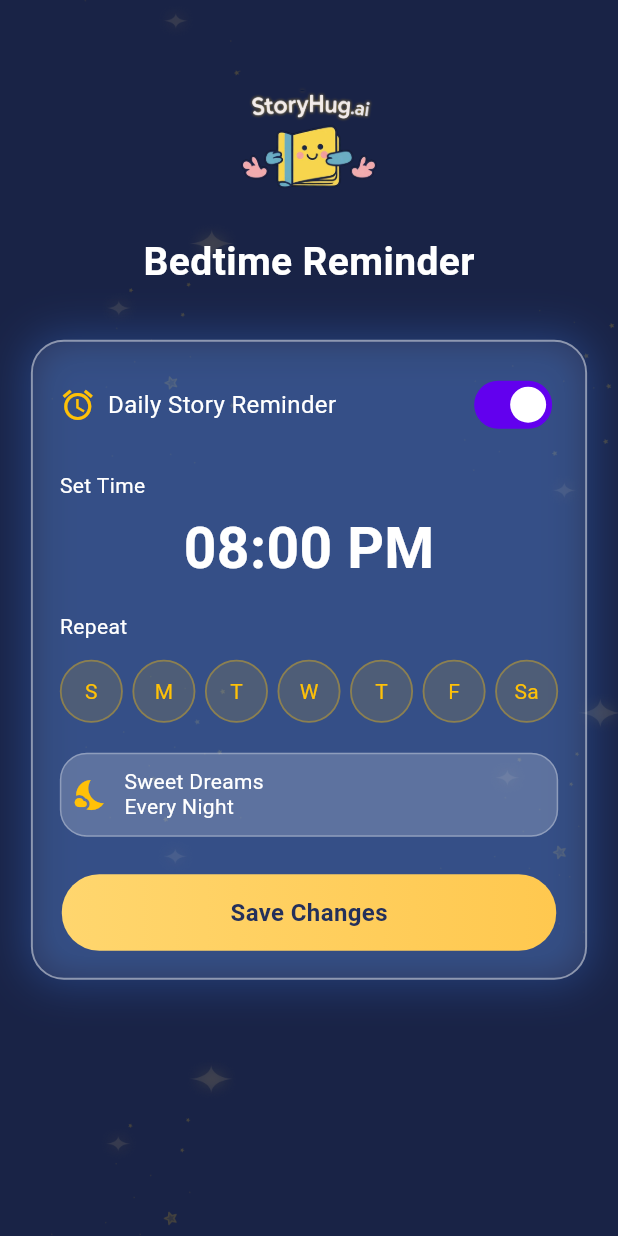
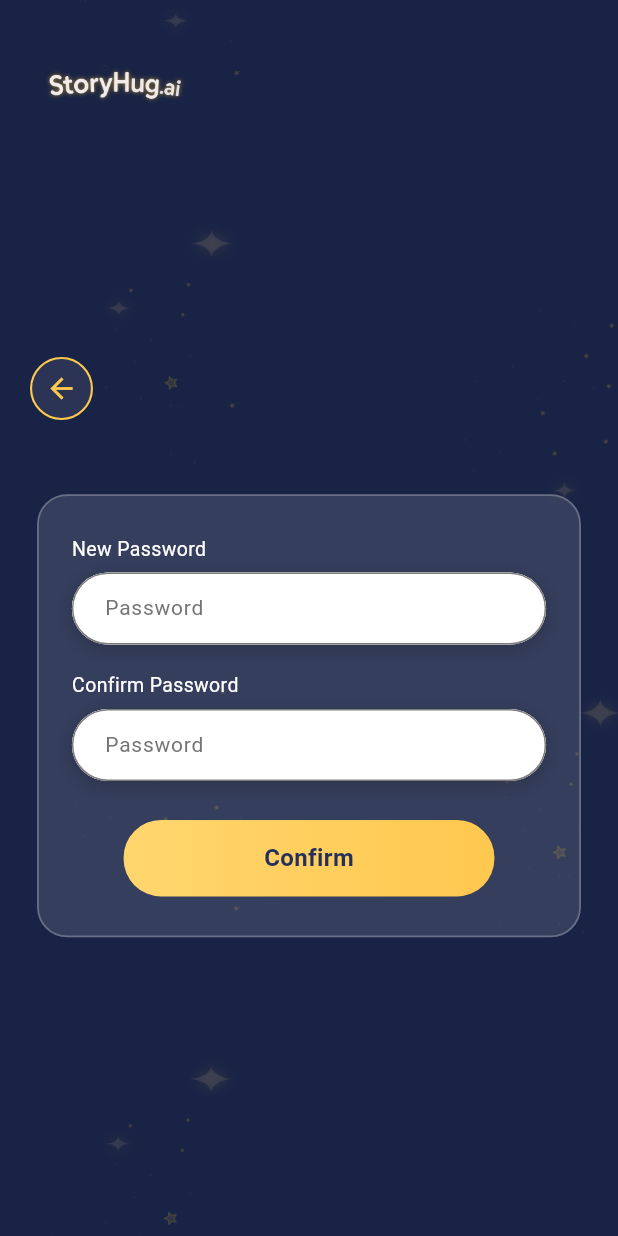
Before and after one commit to Vikranth1831/story_hug, a Flutter app: the screen it shows after launch, on a phone screen of 412 x 824 dp. Run offline on Flutter 3.47's test engine with Material 3 defaults, Android fonts, the phone set to English and light mode, and no system bars; our stand-ins replace connectivity_plus, dio, dotted_border, equatable, firebase_core, firebase_crashlytics and 8 more; accounts and stored records are empty; Roboto replaces fonts that are missing (Arial Rounded MT Bold, segeo); project files that could hold a hidden picture were left out.

Commit message:
commit 21/11/25 at 08:58 PM

```diff
--- a/lib/app_routes/router.dart
+++ b/lib/app_routes/router.dart
@@ -6,6 +6,7 @@ import 'package:flutter/cupertino.dart';
 import 'package:flutter/material.dart';
 import 'package:flutter_bloc/flutter_bloc.dart';
 import 'package:go_router/go_router.dart';
+import 'package:story_hug/pages/Passwordchange/passwordchange.dart';
 import 'package:story_hug/pages/Reminder/reminders.dart';
 import 'package:story_hug/pages/creating_profile_for_kids/entering_fields.dart';
 import 'package:story_hug/pages/creating_profile_for_kids/manage_kids.dart';
@@ -46,8 +47,8 @@ final GoRouter appRouter = GoRouter(
   routes: [
 
     GoRoute(
-      path: '/iuib',
-      path: '/',
+
+      path: '/homepage',
       pageBuilder: (context, state) {
         return buildSlideTransitionPage(HomePage(), state);
       },
@@ -56,13 +57,6 @@ final GoRouter appRouter = GoRouter(
       path: '/select',
       pageBuilder: (context, state) {
         return buildSlideTransitionPage(SelectedCardView(), state);
-      },
-    ),
-    GoRoute(
-      path: '/view_card',
-      path: '/',
-      pageBuilder: (context, state) {
-        return buildSlideTransitionPage(StartRecordingVoice(), state);
       },
     ),
     GoRoute(
@@ -127,9 +121,15 @@ final GoRouter appRouter = GoRouter(
       },
     ),
     GoRoute(
+      path: '/reminders',
+      pageBuilder: (context, state) {
+        return buildSlideTransitionPage(RemindersPage(), state);
+      },
+    ),
+    GoRoute(
       path: '/',
       pageBuilder: (context, state) {
-        return buildSlideTransitionPage(RemindersPage(), state);
+        return buildSlideTransitionPage(Passwordchange(), state);
       },
     ),
 ],
--- /dev/null
+++ b/lib/pages/Passwordchange/passwordchange.dart
@@ -0,0 +1,204 @@
+import 'dart:ui';
+import 'package:flutter/material.dart';
+
+class Passwordchange extends StatefulWidget {
+  const Passwordchange({super.key});
+
+  @override
+  State<Passwordchange> createState() => _PasswordchangeState();
+}
+
+class _PasswordchangeState extends State<Passwordchange> {
+  final TextEditingController newPass = TextEditingController();
+  final TextEditingController confirmPass = TextEditingController();
+
+  @override
+  Widget build(BuildContext context) {
+    final h = MediaQuery.of(context).size.height;
+    final w = MediaQuery.of(context).size.width;
+
+    return Scaffold(
+      resizeToAvoidBottomInset: true,
+
+      body: SafeArea(
+        top: false,
+        child: SingleChildScrollView(
+          reverse: true,              // prevents overflow on keyboard
+          child: Container(
+            width: double.infinity,
+            height: MediaQuery.of(context).size.height,
+
+            decoration: const BoxDecoration(
+              image: DecorationImage(
+                image: AssetImage("assets/images/bgimage.png"),
+                fit: BoxFit.cover,
+              ),
+            ),
+
+            child: Column(
+              children: [
+                SizedBox(height: h * 0.05),
+
+                // ⭐ LOGO
+                Padding(
+                  padding: const EdgeInsets.only(left: 20),
+                  child: Align(
+                    alignment: Alignment.centerLeft,
+                    child: Image.asset(
+                      "assets/images/logo.png",
+                      height: 32,
+                    ),
+                  ),
+                ),
+
+                SizedBox(height: h * 0.20),
+
+                // ⭐ BACK BUTTON
+                Padding(
+                  padding: const EdgeInsets.only(left: 20),
+                  child: Align(
+                    alignment: Alignment.centerLeft,
+                    child: Container(
+                      height: 42,
+                      width: 42,
+                      decoration: BoxDecoration(
+                        shape: BoxShape.circle,
+                        color: Colors.white.withOpacity(0.08),
+                        border: Border.all(
+                          color: Color(0xFFFFC84F),
+                          width: 1.4,
+                        ),
+                      ),
+                      child: Icon(
+                        Icons.arrow_back,
+                        color: Color(0xFFFFC84F),
+                        size: 22,
+                      ),
+                    ),
+                  ),
+                ),
+
+                SizedBox(height: h * 0.06),
+
+                // ⭐ MAIN CARD
+                Container(
+                  width: w * 0.88,
+                  padding: const EdgeInsets.symmetric(horizontal: 22, vertical: 26),
+                  decoration: BoxDecoration(
+                    color: Colors.white.withOpacity(0.12),
+                    borderRadius: BorderRadius.circular(20),
+                    border: Border.all(
+                      color: Colors.white.withOpacity(0.25),
+                      width: 1.2,
+                    ),
+                  ),
+
+                  child: Column(
+                    crossAxisAlignment: CrossAxisAlignment.start,
+                    children: [
+                      const Text(
+                        "New Password",
+                        style: TextStyle(
+                          color: Colors.white,
+                          fontSize: 13,
+                          fontWeight: FontWeight.w400,
+                        ),
+                      ),
+                      SizedBox(height: 6),
+
+                      _textField(newPass),
+
+                      SizedBox(height: 18),
+
+                      const Text(
+                        "Confirm Password",
+                        style: TextStyle(
+                          color: Colors.white,
+                          fontSize: 13,
+                          fontWeight: FontWeight.w400,
+                        ),
+                      ),
+                      SizedBox(height: 6),
+
+                      _textField(confirmPass),
+
+                      SizedBox(height: 26),
+
+                      Center(
+                        child: Container(
+                          width: w * 0.60,
+                          padding: const EdgeInsets.symmetric(vertical: 14),
+                          decoration: BoxDecoration(
+                            borderRadius: BorderRadius.circular(25),
+                            gradient: const LinearGradient(
+                              colors: [
+                                Color(0xFFFFD66E),
+                                Color(0xFFFFC84F),
+                              ],
+                            ),
+                          ),
+                          child: const Center(
+                            child: Text(
+                              "Confirm",
+                              style: TextStyle(
+                                color: Color(0xFF24305B),
+                                fontSize: 16,
+                                fontWeight: FontWeight.bold,
+                              ),
+                            ),
+                          ),
+                        ),
+                      ),
+                    ],
+                  ),
+                ),
+              ],
+            ),
+          ),
+        ),
+      ),
+    );
+  }
+
+  // ⭐ PERFECT WHITE TEXTFIELD
+  Widget _textField(TextEditingController controller) {
+    return Container(
+      height: 48,
+      decoration: BoxDecoration(
+        color: Colors.white, // FULL WHITE BG
+        borderRadius: BorderRadius.circular(26),
+        boxShadow: [
+          BoxShadow(
+            color: Colors.black.withOpacity(0.20),
+            blurRadius: 10,
+            offset: Offset(0, 3),
+          ),
+        ],
+      ),
+      child: TextField(
+        controller: controller,
+        obscureText: true,
+        style: const TextStyle(
+          color: Colors.black,     // TEXT COLOR BLACK (correct)
+          fontSize: 14,
+        ),
+
+        decoration: InputDecoration(
+          filled: true,                 // VERY IMPORTANT
+          fillColor: Colors.white,      // PURE WHITE FILL
+          hintText: "Password",
+          hintStyle: TextStyle(
+            color: Colors.grey.shade600,
+            fontSize: 14,
+          ),
+          border: OutlineInputBorder(
+            borderRadius: BorderRadius.circular(26),
+            borderSide: BorderSide.none,
+          ),
+          contentPadding:
+          const EdgeInsets.symmetric(horizontal: 18, vertical: 12),
+        ),
+      ),
+    );
+  }
+}
--- a/lib/pages/Reminder/reminders.dart
+++ b/lib/pages/Reminder/reminders.dart
@@ -23,188 +23,204 @@ class _RemindersPageState extends State<RemindersPage> {
       body: Container(
         width: double.infinity,
         height: double.infinity,
-
         decoration: const BoxDecoration(
           image: DecorationImage(
             image: AssetImage("assets/images/bgimage.png"),
             fit: BoxFit.cover,
           ),
         ),
-
         child: SingleChildScrollView(
           child: Column(
             children: [
               SizedBox(height: h * 0.07),
 
-              // ⭐ StoryHug Logo
               Image.asset(
-                "assets/images/favoritesimage.png", // replace with your asset
+                "assets/images/favoritesimage.png",
                 height: h * 0.10,
               ),
 
               SizedBox(height: h * 0.02),
 
-              // ⭐ Title
               Text(
                 "Bedtime Reminder",
                 style: TextStyle(
                   color: Colors.white,
-                  fontSize: 26,
+                  fontSize: 28,
                   fontWeight: FontWeight.bold,
                 ),
               ),
 
               SizedBox(height: h * 0.04),
 
-              // ⭐ MAIN GLOWING CARD
+              // ⭐ MAIN GLOW CARD
               Container(
                 width: w * 0.90,
-                padding: EdgeInsets.all(18),
+                padding: EdgeInsets.all(22),
                 decoration: BoxDecoration(
-                  color: Colors.white.withOpacity(0.07),
-                  borderRadius: BorderRadius.circular(22),
-                  border: Border.all(
-                    color: Colors.white.withOpacity(0.45),
-                    width: 1.3,
-                  ),
+                  color: Colors.white.withOpacity(0.06),
+                  borderRadius: BorderRadius.circular(26),
+
+                  // 🔥 Outer Glow
                   boxShadow: [
                     BoxShadow(
-                      color: Colors.blueAccent.withOpacity(0.3),
-                      blurRadius: 25,
-                      spreadRadius: 2,
-                    )
+                      color: Colors.blueAccent.withOpacity(0.10),
+                      blurRadius: 50,
+                      spreadRadius: 5,
+                      offset: Offset(0, 0),
+                    ),
                   ],
+
+                  // 🔹 Outline Border
+                  border: Border.all(
+                    color: Colors.white.withOpacity(0.50),
+                    width: 1.5,
+
+                  ),
                 ),
 
                 child: Column(
                   crossAxisAlignment: CrossAxisAlignment.start,
                   children: [
-                    // ⭐ DAILY REMINDER + SWITCH
+                    // ⭐ HEADER ROW WITH SWITCH
                     Row(
                       mainAxisAlignment: MainAxisAlignment.spaceBetween,
                       children: [
                         Row(
                           children: [
-                            Icon(Icons.alarm, color: Colors.amber),
+                            Icon(Icons.alarm, color: Colors.amber, size: 22),
                             SizedBox(width: 8),
                             Text(
                               "Daily Story Reminder",
                               style: TextStyle(
                                 color: Colors.white,
-                                fontSize: 16,
+                                fontSize: 17,
+                                fontWeight: FontWeight.w500,
                               ),
-                            ),
+                            )
                           ],
                         ),
 
                         Switch(
                           value: reminderOn,
+                          activeColor: Colors.amber,
                           onChanged: (val) {
-                            setState(() {
-                              reminderOn = val;
-                            });
-
+                            setState(() => reminderOn = val);
                           },
                         ),
                       ],
                     ),
 
-                    SizedBox(height: 20),
+                    SizedBox(height: 25),
 
-                    Text(
-                      "Set Time",
-                      style: TextStyle(color: Colors.white, fontSize: 14),
-                    ),
+                    Text("Set Time",
+                        style: TextStyle(color: Colors.white, fontSize: 15)),
 
-                    SizedBox(height: 5),
+                    SizedBox(height: 8),
 
-                    // ⭐ TIME TEXT
+                    // ⭐ TIME DISPLAY
                     Center(
                       child: Text(
                         "${selectedTimeHour.toString().padLeft(2, '0')}:${selectedTimeMinute.toString().padLeft(2, '0')} ${isPM ? 'PM' : 'AM'}",
                         style: TextStyle(
                           color: Colors.white,
-                          fontSize: 38,
+                          fontSize: 42,
+                          letterSpacing: 1.2,
                           fontWeight: FontWeight.bold,
+                          shadows: [
+                            Shadow(
+                              color: Colors.blueAccent.withOpacity(0.5),
+                              blurRadius: 15,
+                            )
+                          ],
                         ),
                       ),
                     ),
 
-                    SizedBox(height: 15),
+                    SizedBox(height: 22),
 
-                    Text(
-                      "Repeat",
-                      style: TextStyle(color: Colors.white, fontSize: 14),
-                    ),
+                    Text("Repeat",
+                        style: TextStyle(color: Colors.white, fontSize: 15)),
 
-                    SizedBox(height: 12),
+                    SizedBox(height: 14),
 
-                    // ⭐ WEEKDAY CIRCLES
+                    // ⭐ DAYS SELECTOR
                     Row(
                       mainAxisAlignment: MainAxisAlignment.spaceBetween,
-                      children: days.map((day) {
-                        return _buildDayBubble(day);
-                      }).toList(),
-                    ),
-
-                    SizedBox(height: 20),
-
-                    // ⭐ Sweet Dreams Box
-                    Container(
-                      padding:
-                      EdgeInsets.symmetric(vertical: 10, horizontal: 8),
-                      decoration: BoxDecoration(
-                        color: Colors.white.withOpacity(0.20),
-                        borderRadius: BorderRadius.circular(18),
-                        border:
-                        Border.all(color: Colors.white.withOpacity(0.3)),
-                      ),
-                      child: Row(
-                        children: [
-                          Icon(Icons.nights_stay,
-                              color: Colors.amber, size: 24),
-                          SizedBox(width: 10),
-                          Text(
-                            "Sweet Dreams\nEvery Night",
-                            style: TextStyle(
-                              color: Colors.white,
-                              fontSize: 14,
-                              height: 1.2,
-                            ),
-                          )
-                        ],
-                      ),
+                      children: days
+                          .map(
+                            (day) => _buildDayBubble(day),
+                      )
+                          .toList(),
                     ),
 
                     SizedBox(height: 25),
 
+                    // ⭐ CENTER SWEET DREAMS CARD
+                    Center(
+                      child: Container(
+                        padding:
+                        EdgeInsets.symmetric(horizontal: 16, vertical: 12),
+                        decoration: BoxDecoration(
+                          color: Colors.white.withOpacity(0.18),
+                          borderRadius: BorderRadius.circular(20),
+                          border: Border.all(
+                              color: Colors.white.withOpacity(0.35), width: 1),
+                        ),
+                        child: Row(
+                          mainAxisSize: MainAxisSize.min,
+                          children: [
+                            Icon(Icons.nights_stay,
+                                color: Colors.amber, size: 26),
+                            SizedBox(width: 12),
+                            Text(
+                              "Sweet Dreams\nEvery Night",
+                              textAlign: TextAlign.left,
+                              style: TextStyle(
+                                color: Colors.white,
+                                fontSize: 14.5,
+                                height: 1.25,
+                              ),
+                            ),
+                          ],
+                        ),
+                      ),
+                    ),
+
+                    SizedBox(height: 30),
+
                     // ⭐ SAVE BUTTON
                     Center(
                       child: Container(
-                        width: w * 0.80,
-                        padding: EdgeInsets.symmetric(vertical: 14),
+                        width: w * 0.75,
+                        padding: EdgeInsets.symmetric(vertical: 15),
                         decoration: BoxDecoration(
-                          borderRadius: BorderRadius.circular(25),
-                          gradient: const LinearGradient(
+                          borderRadius: BorderRadius.circular(30),
+                          gradient: LinearGradient(
                             colors: [
-                              Color(0xFFFFD66E),
-                              Color(0xFFFFC84F),
+                              Color(0xffffda72),
+                              Color(0xffffc94d),
                             ],
                           ),
+                          boxShadow: [
+                            BoxShadow(
+                              color: Colors.amber.withOpacity(0.4),
+                              blurRadius: 18,
+                              spreadRadius: 1,
+                            )
+                          ],
                         ),
                         child: Center(
                           child: Text(
                             "Save Changes",
                             style: TextStyle(
-                              fontFamily: "Arial Rounded MT Bold",
-                              fontSize: 16,
                               fontWeight: FontWeight.bold,
+                              fontSize: 17,
                               color: Color(0xFF24305B),
                             ),
                           ),
                         ),
                       ),
-                    ),
+                    )
                   ],
                 ),
               ),
@@ -217,7 +233,7 @@ class _RemindersPageState extends State<RemindersPage> {
     );
   }
 
-  // ⭐ Day Circle Widget
+  // ⭐ DAY CIRCLE
   Widget _buildDayBubble(String day) {
     return Container(
       width: 42,
@@ -225,15 +241,25 @@ class _RemindersPageState extends State<RemindersPage> {
       alignment: Alignment.center,
       decoration: BoxDecoration(
         shape: BoxShape.circle,
-        color: Colors.amber.withOpacity(0.12),
+        color: Colors.amber.withOpacity(0.15),
         border: Border.all(
-          color: Colors.amber.withOpacity(0.35),
-          width: 1.2,
+          color: Colors.amber.withOpacity(0.4),
+          width: 1.4,
         ),
+        boxShadow: [
+          BoxShadow(
+            color: Colors.amber.withOpacity(0.25),
+            blurRadius: 10,
+          )
+        ],
       ),
       child: Text(
         day,
-        style: TextStyle(color: Colors.amber, fontSize: 14),
+        style: TextStyle(
+          color: Colors.amber,
+          fontSize: 15,
+          fontWeight: FontWeight.w600,
+        ),
       ),
     );
   }
```
